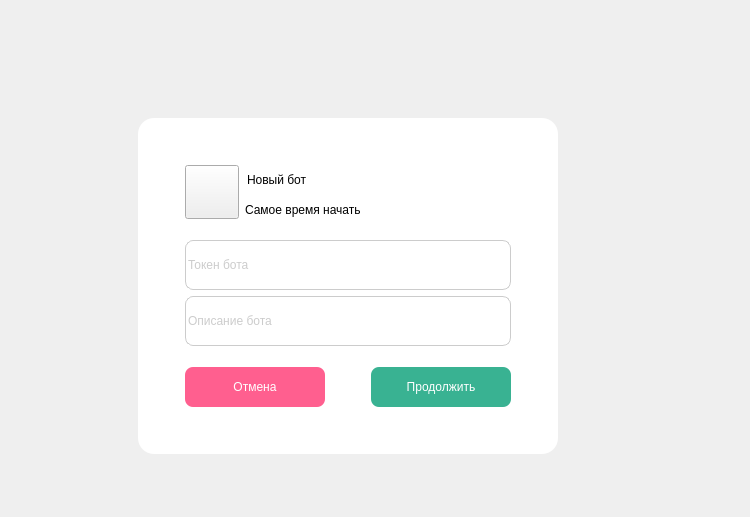
The window that simple_gram_desktop/constructor_app/widgets/add_new_project_widget.ui (cuttlesystems/simplegram) describes before a commit, drawn with Qt 5.
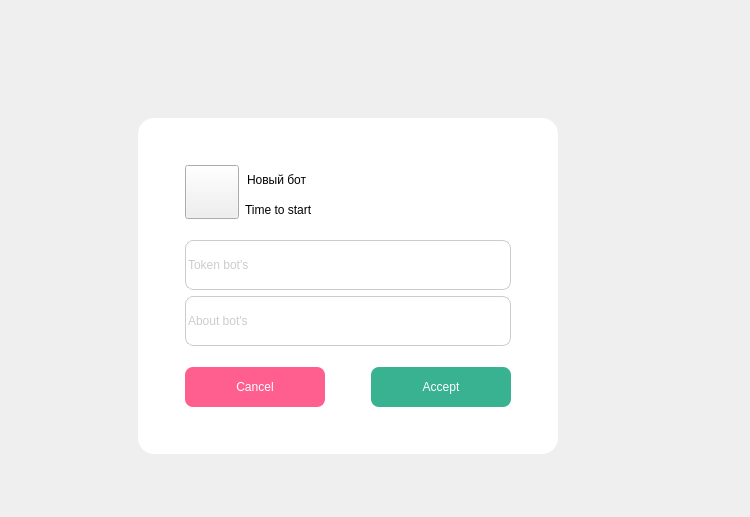
The same window after the commit. Icons and pictures are not drawn.

Patch:
```diff
--- a/simple_gram_desktop/constructor_app/widgets/add_new_project_widget.ui
+++ b/simple_gram_desktop/constructor_app/widgets/add_new_project_widget.ui
@@ -136,7 +136,7 @@
               <item>
                <widget class="QLabel" name="label">
                 <property name="text">
-                 <string>Самое время начать</string>
+                 <string>Time to start</string>
                 </property>
                </widget>
               </item>
@@ -173,7 +173,7 @@
 }</string>
             </property>
             <property name="text">
-             <string>Токен бота</string>
+             <string>Token bot's</string>
             </property>
            </widget>
           </item>
@@ -193,7 +193,7 @@
 }</string>
             </property>
             <property name="text">
-             <string>Описание бота</string>
+             <string>About bot's</string>
             </property>
            </widget>
           </item>
@@ -235,7 +235,7 @@
 }</string>
               </property>
               <property name="text">
-               <string>Отмена</string>
+               <string>Cancel</string>
               </property>
              </widget>
             </item>
@@ -275,7 +275,7 @@
 }</string>
               </property>
               <property name="text">
-               <string>Продолжить</string>
+               <string>Accept</string>
               </property>
              </widget>
             </item>
```
Left out of the diff: 4 changed lines with no effect on the pictures.
